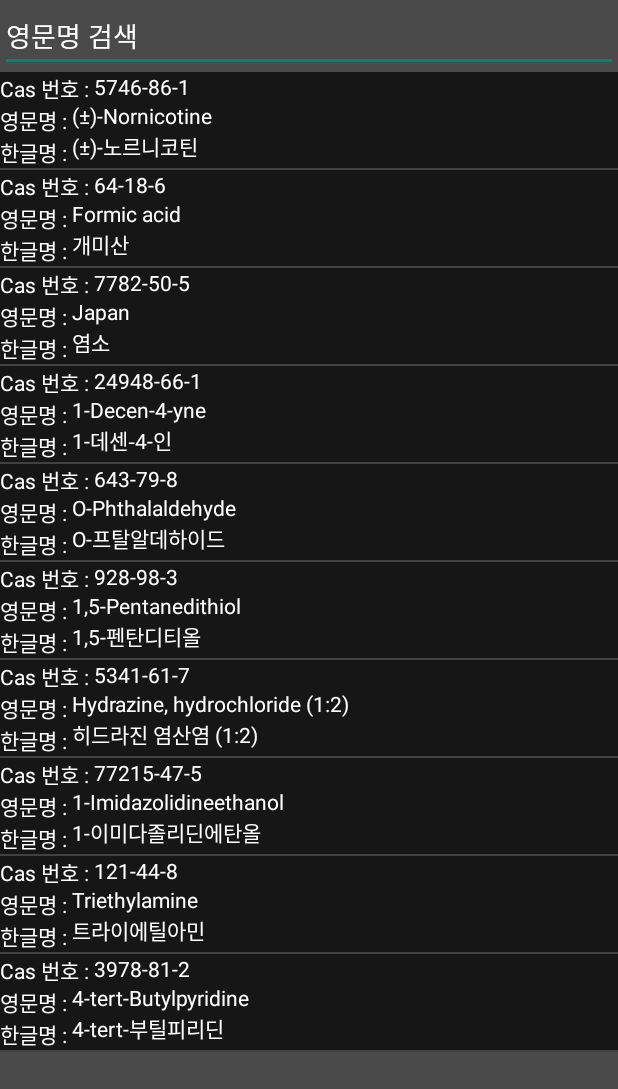
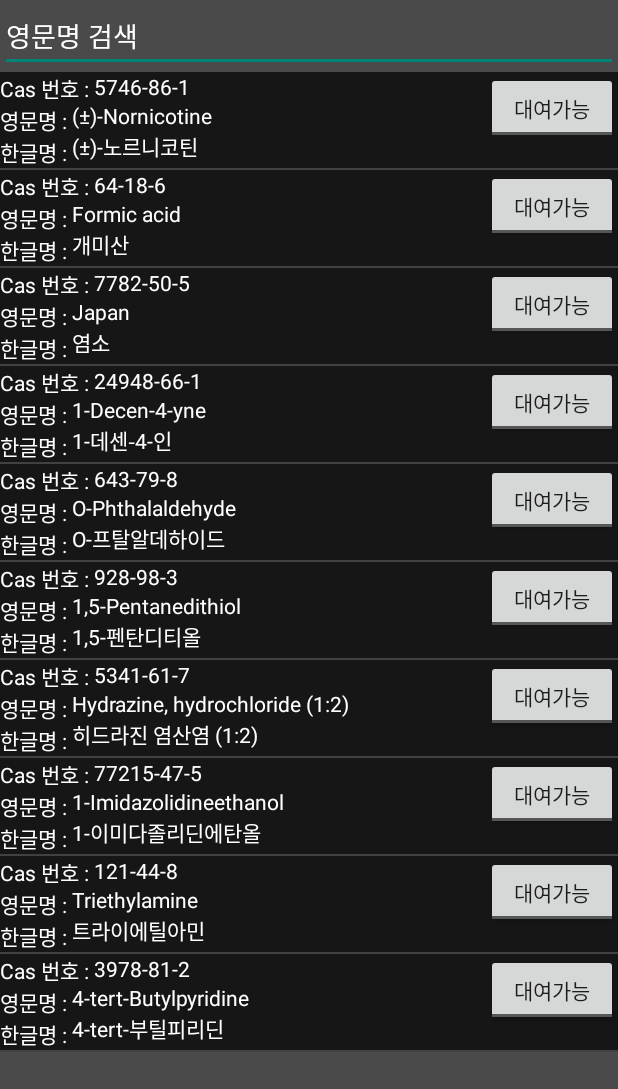
Before and after one commit to Gyubin-Han/MA-SafeLab, an Android app: the Namesearch screen opened directly, with no data from a screen before it, on a phone screen of 412 x 824 dp. Shown: the top 1089 px of the screen. Run offline under Robolectric (Android 15) with nearby library versions, the phone set to English and light mode, and no system bars; network calls fail.

```diff
--- a/app/src/main/res/layout/kor_item.xml
+++ b/app/src/main/res/layout/kor_item.xml
@@ -63,4 +63,14 @@
         android:layout_below="@+id/country"
         android:layout_toRightOf="@+id/populationlabel" />
 
+    <ToggleButton
+        android:id="@+id/addIncomeBtn"
+        android:layout_width="wrap_content"
+        android:layout_height="wrap_content"
+        android:layout_alignParentRight="true"
+        android:onClick="onToggleClicked"
+        android:text="q"
+        android:textOff="대여가능"
+        android:textOn="대여중" />
+
 </RelativeLayout>
```
Also changed, not shown: app/src/main/res/layout/kor_itemview.xml (+12 -0 lines).
